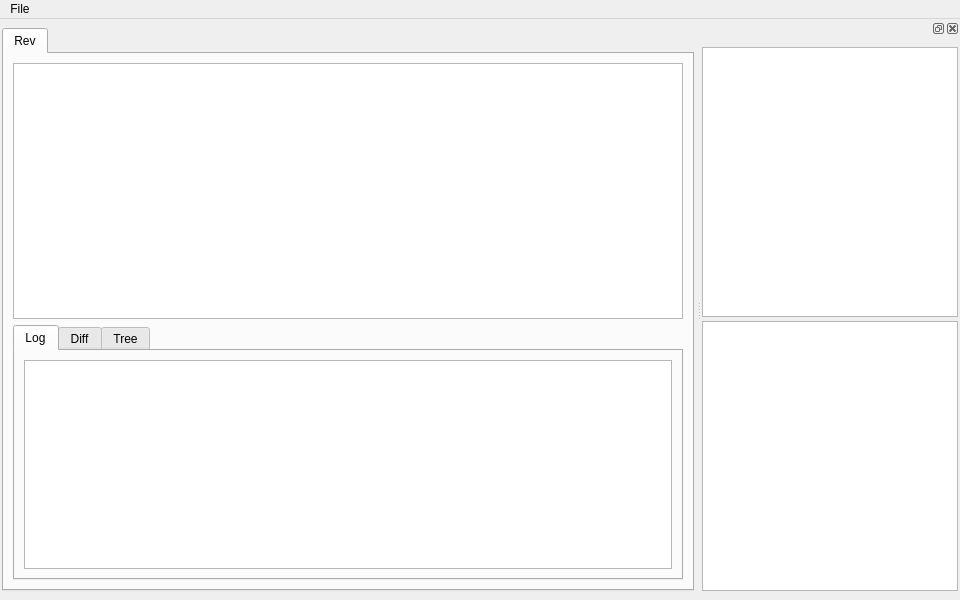
First picture: the form in mainwindow.ui, repository andy-campbell/acgit, before the edit.
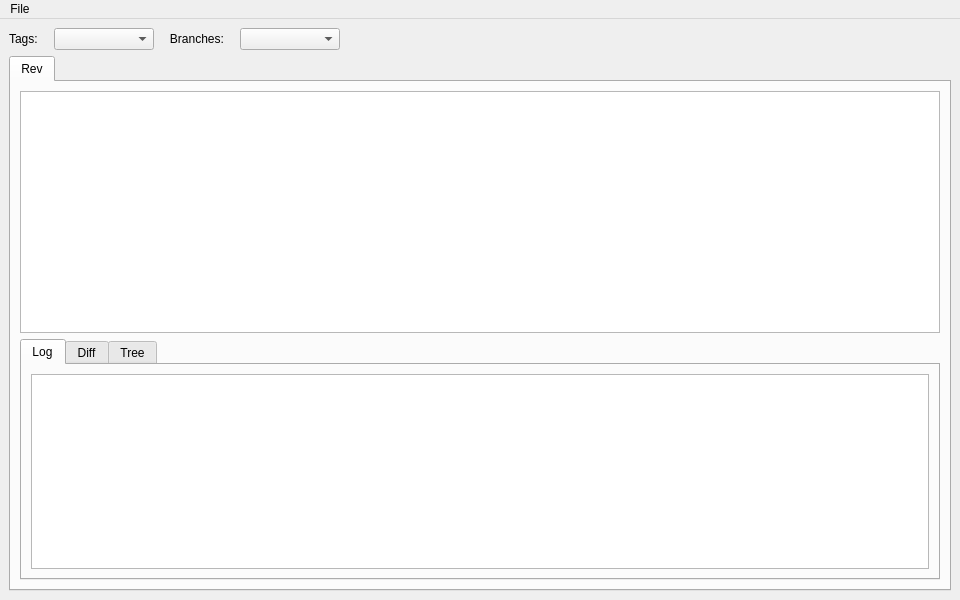
Second picture: the form after the edit. Icons and pictures are not drawn. Custom widgets are drawn as their Qt base class.

Commit message:
Changed tags/branches from dockwidget to two combo boxes
I just didn't like how the information was being displayed within the dock
widget so I have changed it to using two separate combo box. It looks much
cleaner. Most of the code has been re-used between the activate and the on_clicked.

Diff of the .ui file:
```diff
--- a/mainwindow.ui
+++ b/mainwindow.ui
@@ -19,12 +19,57 @@
   </property>
   <widget class="QWidget" name="centralwidget">
    <layout class="QVBoxLayout" name="verticalLayout">
-    <property name="leftMargin">
-     <number>2</number>
-    </property>
-    <property name="rightMargin">
-     <number>2</number>
-    </property>
+    <item>
+     <layout class="QHBoxLayout" name="horizontalLayout_4">
+      <item>
+       <widget class="QLabel" name="tagsComboLabel">
+        <property name="text">
+         <string>Tags:   </string>
+        </property>
+       </widget>
+      </item>
+      <item>
+       <widget class="QComboBox" name="tagsCombo">
+        <property name="minimumSize">
+         <size>
+          <width>100</width>
+          <height>0</height>
+         </size>
+        </property>
+       </widget>
+      </item>
+      <item>
+       <widget class="QLabel" name="branchesComboLabel">
+        <property name="text">
+         <string>   Branches:   </string>
+        </property>
+       </widget>
+      </item>
+      <item>
+       <widget class="QComboBox" name="branchesCombo">
+        <property name="minimumSize">
+         <size>
+          <width>100</width>
+          <height>0</height>
+         </size>
+        </property>
+       </widget>
+      </item>
+      <item>
+       <spacer name="horizontalSpacer">
+        <property name="orientation">
+         <enum>Qt::Horizontal</enum>
+        </property>
+        <property name="sizeHint" stdset="0">
+         <size>
+          <width>40</width>
+          <height>20</height>
+         </size>
+        </property>
+       </spacer>
+      </item>
+     </layout>
+    </item>
     <item>
      <widget class="QTabWidget" name="tabWidget">
       <property name="currentIndex">
@@ -175,128 +220,6 @@
    </widget>
    <addaction name="menuFile"/>
   </widget>
-  <widget class="QDockWidget" name="tagsDocK">
-   <property name="maximumSize">
-    <size>
-     <width>524287</width>
-     <height>524287</height>
-    </size>
-   </property>
-   <attribute name="dockWidgetArea">
-    <number>2</number>
-   </attribute>
-   <widget class="QWidget" name="dockWidgetContents">
-    <property name="sizePolicy">
-     <sizepolicy hsizetype="MinimumExpanding" vsizetype="Preferred">
-      <horstretch>50</horstretch>
-      <verstretch>0</verstretch>
-     </sizepolicy>
-    </property>
-    <property name="minimumSize">
-     <size>
-      <width>50</width>
-      <height>0</height>
-     </size>
-    </property>
-    <property name="maximumSize">
-     <size>
-      <width>16777215</width>
-      <height>16777215</height>
-     </size>
-    </property>
-    <property name="baseSize">
-     <size>
-      <width>50</width>
-      <height>0</height>
-     </size>
-    </property>
-    <layout class="QVBoxLayout" name="verticalLayout_5">
-     <property name="spacing">
-      <number>4</number>
-     </property>
-     <property name="sizeConstraint">
-      <enum>QLayout::SetDefaultConstraint</enum>
-     </property>
-     <property name="leftMargin">
-      <number>0</number>
-     </property>
-     <property name="rightMargin">
-      <number>2</number>
-     </property>
-     <item>
-      <widget class="QTreeView" name="tagsView">
-       <property name="sizePolicy">
-        <sizepolicy hsizetype="MinimumExpanding" vsizetype="Expanding">
-         <horstretch>50</horstretch>
-         <verstretch>0</verstretch>
-        </sizepolicy>
-       </property>
-       <property name="minimumSize">
-        <size>
-         <width>50</width>
-         <height>0</height>
-        </size>
-       </property>
-       <property name="maximumSize">
-        <size>
-         <width>16777215</width>
-         <height>16777215</height>
-        </size>
-       </property>
-       <property name="baseSize">
-        <size>
-         <width>50</width>
-         <height>0</height>
-        </size>
-       </property>
-       <property name="indentation">
-        <number>5</number>
-       </property>
-      </widget>
-     </item>
-     <item>
-      <widget class="QTreeView" name="branchView">
-       <property name="maximumSize">
-        <size>
-         <width>16777215</width>
-         <height>16777215</height>
-        </size>
-       </property>
-       <property name="horizontalScrollBarPolicy">
-        <enum>Qt::ScrollBarAsNeeded</enum>
-       </property>
-       <property name="autoScrollMargin">
-        <number>10</number>
-       </property>
-       <property name="editTriggers">
-        <set>QAbstractItemView::NoEditTriggers</set>
-       </property>
-       <property name="indentation">
-        <number>5</number>
-       </property>
-       <property name="wordWrap">
-        <bool>true</bool>
-       </property>
-       <property name="headerHidden">
-        <bool>false</bool>
-       </property>
-       <attribute name="headerVisible">
-        <bool>true</bool>
-       </attribute>
-       <attribute name="headerCascadingSectionResizes">
-        <bool>false</bool>
-       </attribute>
-       <attribute name="headerDefaultSectionSize">
-        <number>0</number>
-       </attribute>
-       <attribute name="headerMinimumSectionSize">
-        <number>110</number>
-       </attribute>
-      </widget>
-     </item>
-    </layout>
-   </widget>
-  </widget>
   <action name="actionOpen">
    <property name="text">
     <string>Open</string>
```
The commit also changes 2 other files.
